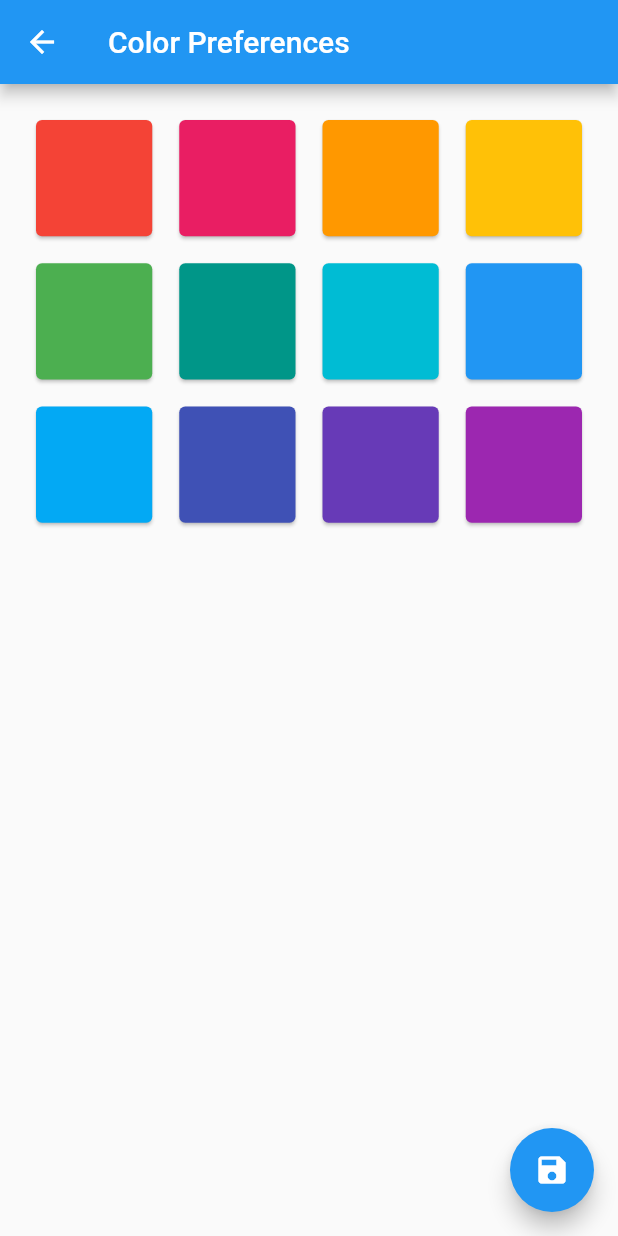
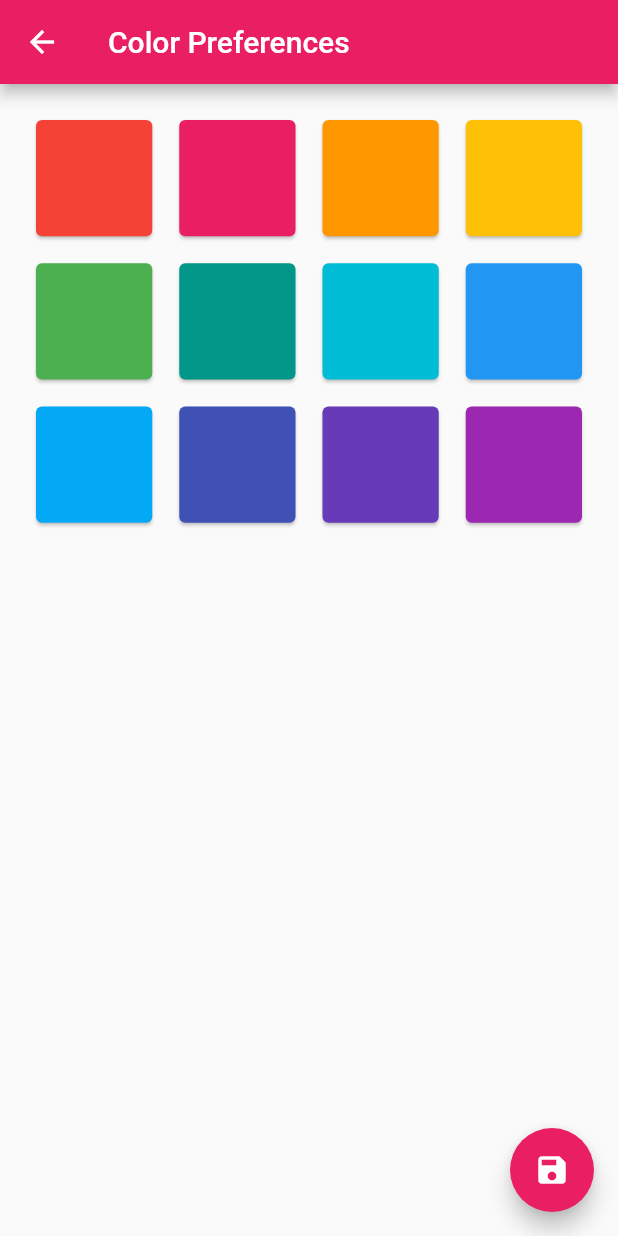
Before and after one commit to Akurom/web_radio, a Flutter app: the screen it shows after launch, after a tap on the "settings" icon, on a phone screen of 412 x 824 dp. Run offline on Flutter 3.47's test engine with Material 2 defaults, Android fonts, the phone set to English and light mode, and no system bars; our stand-ins replace basic_utils, cached_network_image, dio, equatable, flutter_bloc, google_fonts and 2 more.

Commit message:
theme preferences

```diff
--- a/lib/consts/color_constants.dart
+++ b/lib/consts/color_constants.dart
@@ -1,14 +1,17 @@
 
 import 'package:flutter/material.dart';
 
+
 class ColorConstants {
   ColorConstants._();
+
+  static const MaterialColor defaultColor = Colors.pink;
 
   static final Color playerColor = Colors.black.withOpacity(0.2);
   static const Color primaryColor = Colors.black;
   static const Color backGroundColor = Colors.white;
   static final Color primaryLightColor = Colors.black.withOpacity(0.5);
 
-  static const Color accentColor = Colors.pinkAccent;
-  static final Color accentLightColor = Colors.pinkAccent.withOpacity(0.5);
+  /*static const Color accentColor = Colors.pinkAccent;
+  static final Color accentLightColor = Colors.pinkAccent.withOpacity(0.5);*/
 }
--- a/lib/consts/time_constants.dart
+++ b/lib/consts/time_constants.dart
@@ -2,4 +2,5 @@ class TimeConstants {
   TimeConstants._();
 
   static const Duration animatedIconDuration = Duration(milliseconds: 777);
+  static const Duration fetchRadiosTimeout = Duration(milliseconds: 4000);
 }
--- a/lib/main.dart
+++ b/lib/main.dart
@@ -9,12 +9,13 @@ import 'package:web_radio/blocs/player/player_bloc.dart';
 import 'package:web_radio/blocs/radios/radios_bloc.dart';
 import 'package:web_radio/consts/color_constants.dart';
 import 'package:web_radio/theme/cubit/theme_cubit.dart';
+import 'package:web_radio/theme/theme.dart';
 import 'package:web_radio/views/pages/home_page.dart';
 import 'repositories/repositories.dart';
 
 void main() async {
   WidgetsFlutterBinding.ensureInitialized();
-  SystemChrome.setEnabledSystemUIMode(SystemUiMode.manual, overlays: [SystemUiOverlay.top]);
+  SystemChrome.setEnabledSystemUIMode(SystemUiMode.manual, overlays: [/*SystemUiOverlay.top*/]);
   SystemChrome.setPreferredOrientations([
     DeviceOrientation.portraitUp,
     DeviceOrientation.portraitDown,
@@ -22,11 +23,13 @@ void main() async {
 
   final RadiosRepository radiosRepository = RadiosRepository();
 
+  final ThemeData theme = await loadThemeFromPreference();
+
   runApp(
     MultiBlocProvider(
       providers: [
         BlocProvider<ThemeCubit>(
-          create: (_) => ThemeCubit(),
+          create: (_) => ThemeCubit(defaultTheme: theme),
         ),
         BlocProvider<RadiosBloc>(
           create: (_) => RadiosBloc(
--- a/lib/repositories/repositories.dart
+++ b/lib/repositories/repositories.dart
@@ -2,6 +2,7 @@ import 'dart:convert';
 import 'dart:developer';
 import 'package:basic_utils/basic_utils.dart';
 import 'package:dio/dio.dart';
+import 'package:web_radio/consts/time_constants.dart';
 
 import 'package:web_radio/models/radio_model.dart';
 
@@ -44,6 +45,7 @@ class RadiosRepository {
       final response = await dio.get(
         'http://${servers[i]}/json/stations/bycountrycodeexact/$countryCode?hidebroken=true',
         options: Options(
+          receiveTimeout: TimeConstants.fetchRadiosTimeout,
           headers: {
             'User-Agent': 'flutter_web_radio/0.1',
             'Content-type': 'application/json',
--- a/lib/theme/cubit/theme_cubit.dart
+++ b/lib/theme/cubit/theme_cubit.dart
@@ -1,36 +1,33 @@
 import 'package:flutter/material.dart';
 import 'package:flutter_bloc/flutter_bloc.dart';
 import 'package:google_fonts/google_fonts.dart';
+import 'package:shared_preferences/shared_preferences.dart';
 import 'package:web_radio/consts/color_constants.dart';
 
+
 class ThemeCubit extends Cubit<ThemeData> {
-  ThemeCubit() : super(_defaultTheme);
 
-  // todo load from local storage
-  static final _defaultTheme = ThemeData(
-    primarySwatch: Colors.blue,
-    appBarTheme: const AppBarTheme(color: Colors.blue),
-    brightness: Brightness.light,
-    textTheme: TextTheme(
-      displayLarge: GoogleFonts.roboto(fontSize: 92.0, color: ColorConstants.primaryColor),
-      displayMedium: GoogleFonts.roboto(fontSize: 44.0, color: ColorConstants.primaryColor),
-      displaySmall: GoogleFonts.roboto(fontSize: 24.0, color: ColorConstants.primaryColor),
-      headlineLarge: GoogleFonts.roboto(color: ColorConstants.primaryColor),
-      headlineMedium: GoogleFonts.roboto(color: ColorConstants.primaryColor),
-      headlineSmall: GoogleFonts.roboto(color: ColorConstants.primaryColor),
-      bodyLarge: GoogleFonts.roboto(fontSize: 16.0, color: ColorConstants.primaryColor),
-      bodySmall: GoogleFonts.roboto(color: ColorConstants.primaryColor),
-      labelLarge: GoogleFonts.roboto(color: ColorConstants.primaryColor),
-      labelMedium: GoogleFonts.roboto(color: ColorConstants.primaryColor),
-      labelSmall: GoogleFonts.roboto(color: ColorConstants.primaryColor),
-    ),
-  );
+  final ThemeData defaultTheme;
 
-  void changeTheme(MaterialColor themeColor, Brightness themeBrightness) {
+  ThemeCubit({required this.defaultTheme}) : super(defaultTheme);
 
-    final customTheme = _defaultTheme.copyWith(
+
+  void changeTheme(MaterialColor themeColor, Brightness themeBrightness) async {
+
+    print('changeTHeme');
+
+    final SharedPreferences prefs = await SharedPreferences.getInstance();
+
+    await prefs.setInt('themeColorValue', themeColor.value);
+
+    final String? themeLabel = prefs.getString('themeLabel');
+    final int? themeColorValue = prefs.getInt('themeColorValue');
+    print (themeColor.value);
+
+
+    final customTheme = defaultTheme.copyWith(
       //primarySwatch: themeColor,
-      primaryColor: themeColor,
+      primaryColor: themeColor,//Color(themeColorValue ?? themeColor.value),//themeColor,
       appBarTheme: AppBarTheme(color: themeColor),
       floatingActionButtonTheme: FloatingActionButtonThemeData(
         backgroundColor: themeColor,
@@ -38,15 +35,6 @@ class ThemeCubit extends Cubit<ThemeData> {
       brightness: themeBrightness,
     );
 
-    /*final colorTheme = ThemeData(
-      primarySwatch: themeColor,
-      primaryColor: themeColor,
-      appBarTheme: AppBarTheme(color: themeColor),
-      floatingActionButtonTheme: FloatingActionButtonThemeData(
-        backgroundColor: themeColor,
-      ),
-      brightness: themeBrightness,
-    );*/
     emit(customTheme);
   }
 }
--- /dev/null
+++ b/lib/theme/theme.dart
@@ -0,0 +1,51 @@
+import 'package:flutter/material.dart';
+import 'package:shared_preferences/shared_preferences.dart';
+import 'package:google_fonts/google_fonts.dart';
+import 'package:web_radio/consts/color_constants.dart';
+
+
+
+MaterialColor? colorValueToMaterialColor(int? sourceColorValue) {
+  if (sourceColorValue == null)  return null;
+
+  Map<int, Color> color =
+  {
+    50: Color(sourceColorValue).withOpacity(.1),
+    100: Color.fromRGBO(136, 14, 79, .2),
+    200: Color.fromRGBO(136, 14, 79, .3),
+    300: Color.fromRGBO(136, 14, 79, .4),
+    400: Color.fromRGBO(136, 14, 79, .5),
+    500: Color.fromRGBO(136, 14, 79, .6),
+    600: Color.fromRGBO(136, 14, 79, .7),
+    700: Color.fromRGBO(136, 14, 79, .8),
+    800: Color.fromRGBO(136, 14, 79, .9),
+    900: Color.fromRGBO(136, 14, 79, 1),
+  };
+  MaterialColor colorCustom = MaterialColor(sourceColorValue, color);
+  return colorCustom;
+}
+
+
+Future<ThemeData> loadThemeFromPreference() async {
+
+  final SharedPreferences prefs = await SharedPreferences.getInstance();
+
+  final bool? isDark = prefs.getBool('isDark');
+  final int? themeColorValue = prefs.getInt('themeColorValue');
+
+  MaterialColor? prefsColor = colorValueToMaterialColor(themeColorValue);
+
+  return ThemeData(
+    primarySwatch: prefsColor ?? ColorConstants.defaultColor,
+    appBarTheme: AppBarTheme(color: prefsColor ?? ColorConstants.defaultColor),
+    brightness: Brightness.light,
+    textTheme: TextTheme(
+      displaySmall: GoogleFonts.roboto(color: ColorConstants.primaryColor),
+      headlineLarge: GoogleFonts.roboto(color: ColorConstants.primaryColor),
+      headlineMedium: GoogleFonts.roboto(color: ColorConstants.primaryColor),
+      headlineSmall: GoogleFonts.roboto(color: ColorConstants.primaryColor),
+      bodyLarge: GoogleFonts.roboto(fontSize: 16.0, color: ColorConstants.primaryColor),
+      bodySmall: GoogleFonts.roboto(color: ColorConstants.primaryColor),
+    ),
+  );
+}
--- a/lib/views/widgets/custom_app_bar.dart
+++ b/lib/views/widgets/custom_app_bar.dart
@@ -26,8 +26,7 @@ class CustomAppBar extends StatelessWidget {
               icon: const Icon(Icons.settings),
               tooltip: 'Setting Icon',
               onPressed: () {
-                Navigator.push(
-                  context,
+                Navigator.of(context, rootNavigator: true,).push(
                   MaterialPageRoute(builder: (context) => ThemePage()),
                 );
               },
--- a/pubspec.yaml
+++ b/pubspec.yaml
@@ -15,6 +15,7 @@ dependencies:
   cupertino_icons: ^1.0.2
   basic_utils: ^5.5.2
   google_fonts: ^4.0.3
+  shared_preferences: ^2.0.20
   cached_network_image: ^3.2.3
   equatable: ^2.0.5
   flutter_bloc: ^8.1.2
```
Also changed, not shown: pubspec.lock, 1 other file.
